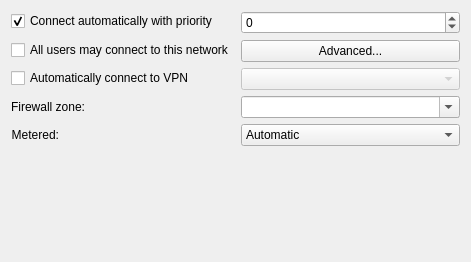
Above: libs/editor/settings/ui/connectionwidget.ui from KDE/plasma-nm before the change. Below: the same form after it.
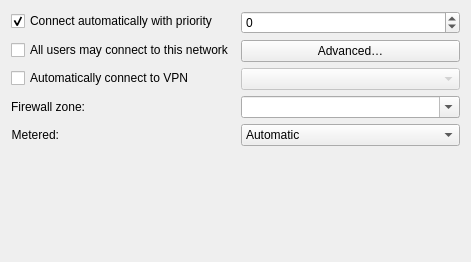
That is the form after the change. Icons and pictures are not drawn. Custom widgets are drawn as their Qt base class.

```diff
--- a/libs/editor/settings/ui/connectionwidget.ui
+++ b/libs/editor/settings/ui/connectionwidget.ui
@@ -67,7 +67,7 @@
       <string>Fine-grained permissions editor for this connection. It lets you choose which users can activate/modify/delete this connection.</string>
      </property>
      <property name="text">
-      <string>Advanced...</string>
+      <string>Advanced…</string>
      </property>
      <property name="icon">
       <iconset theme="preferences-desktop-user">
```
